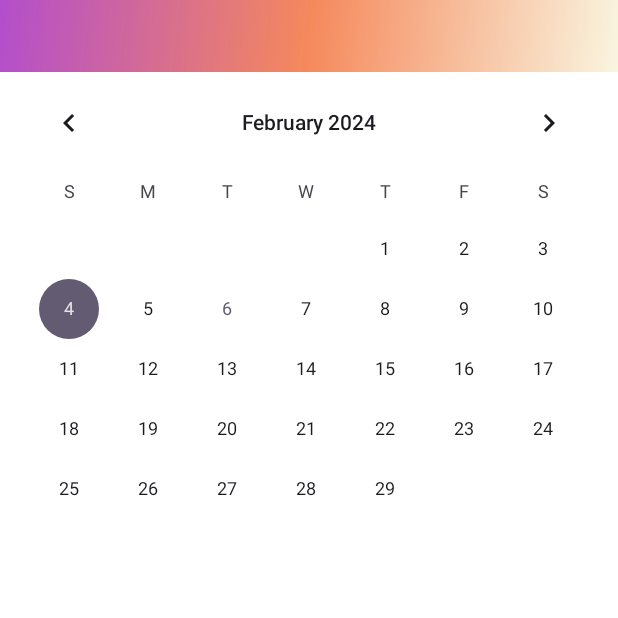
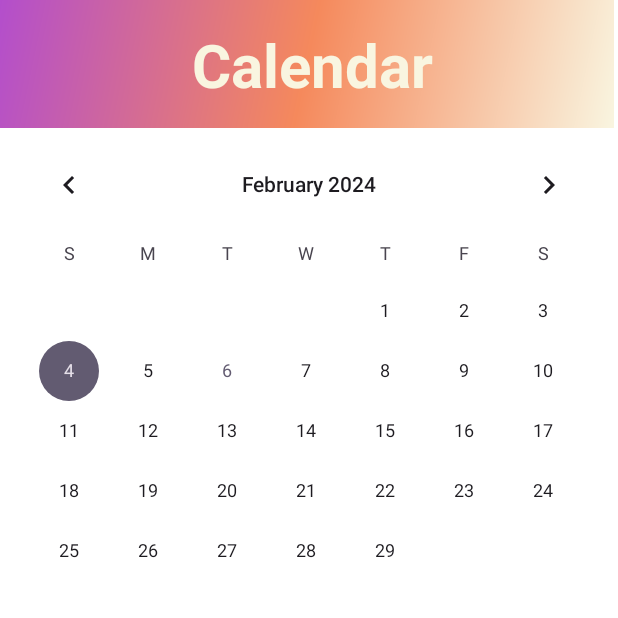
Before and after one commit to rcarver3/College-Scheduler, an Android app built with Jetpack Compose: the CalendarModel screen opened directly, with no data from a screen before it, on a phone screen of 412 x 824 dp, the top half of it. Run offline under Robolectric (Android 15) with nearby library versions, the light colour scheme and no system bars.

Commit message:
Calendar Header

```diff
--- a/app/src/main/res/layout/calendar.xml
+++ b/app/src/main/res/layout/calendar.xml
@@ -1,5 +1,6 @@
 <?xml version="1.0" encoding="utf-8"?>
 <LinearLayout xmlns:android="http://schemas.android.com/apk/res/android"
+    xmlns:app="http://schemas.android.com/apk/res-auto"
     android:layout_width="match_parent"
     android:orientation="vertical"
     android:layout_height="match_parent"
@@ -7,24 +8,55 @@
     tools:context=".CalendarModel"
     >
 
+    <androidx.constraintlayout.widget.ConstraintLayout
+        android:layout_width="match_parent"
+        android:layout_height="match_parent">
+
         <androidx.appcompat.widget.Toolbar
             android:id="@+id/toolbar"
-        android:layout_width="match_parent"
-        android:layout_height="48dp"
+            android:layout_width="409dp"
+            android:layout_height="85dp"
             android:background="@drawable/side_nav_bar"
             android:gravity="bottom"
-        android:popupTheme="@style/Theme.CollegeScheduler.PopupOverlay" />
+            android:popupTheme="@style/Theme.CollegeScheduler.PopupOverlay"
+            app:layout_constraintStart_toStartOf="parent"
+            app:layout_constraintTop_toTopOf="parent" />
 
-
+        <TextView
+            android:id="@+id/textView3"
+            android:layout_width="match_parent"
+            android:layout_height="wrap_content"
+            android:layout_marginStart="128dp"
+            android:text="@string/calendar_title"
+            android:textColor="@color/cream"
+            android:textSize="40dp"
+            android:textStyle="bold"
+            app:layout_anchorGravity="center"
+            app:layout_constraintBottom_toBottomOf="@+id/toolbar"
+            app:layout_constraintStart_toStartOf="@+id/toolbar"
+            app:layout_constraintTop_toTopOf="@+id/toolbar"
+            tools:ignore="SpUsage" />
 
         <CalendarView
             android:id="@+id/calendarView"
             android:layout_width="match_parent"
             android:layout_height="wrap_content"
-        android:theme="@style/Theme.Material3.DayNight"/>
+            android:layout_marginTop="4dp"
+            android:theme="@style/Theme.Material3.DayNight"
+            app:layout_constraintEnd_toEndOf="parent"
+            app:layout_constraintHorizontal_bias="0.0"
+            app:layout_constraintStart_toStartOf="parent"
+            app:layout_constraintTop_toBottomOf="@+id/toolbar" />
 
         <View
             android:id="@+id/customOverlay"
-        android:layout_width="match_parent"
-        android:layout_height="match_parent"/>
+            android:layout_width="410dp"
+            android:layout_height="458dp"
+            app:layout_constraintBottom_toBottomOf="parent"
+            app:layout_constraintEnd_toEndOf="parent"
+            app:layout_constraintStart_toStartOf="parent"
+            app:layout_constraintTop_toBottomOf="@+id/calendarView" />
+    </androidx.constraintlayout.widget.ConstraintLayout>
+
+
 </LinearLayout>
--- a/app/src/main/res/layout/todolistfr.xml
+++ b/app/src/main/res/layout/todolistfr.xml
@@ -49,8 +49,8 @@
 
         <Button
             android:id="@+id/addTaskBtn"
-            android:layout_width="83dp"
-            android:layout_height="56dp"
+            android:layout_width="87dp"
+            android:layout_height="52dp"
             android:layout_marginBottom="2dp"
             android:layout_weight="1"
             android:text="Add"
@@ -59,7 +59,6 @@
             app:layout_constraintHorizontal_bias="0.0"
             app:layout_constraintStart_toEndOf="@+id/edit_text"
             app:layout_constraintTop_toBottomOf="@+id/toolbar"
-            app:layout_constraintVertical_bias="1.0"
             tools:ignore="HardcodedText" />
 
         <TextView
--- a/app/src/main/res/values/strings.xml
+++ b/app/src/main/res/values/strings.xml
@@ -7,6 +7,7 @@
     <string name="nav_header_desc">Navigation header</string>
     <string name="action_settings">Settings</string>
     <string name="to_do_list_title">To Do List</string>
+    <string name="calendar_title">Calendar</string>
 
     <string name="menu_classes">Classes</string>
     <string name="menu_assignments">Assignments</string>
```
Lines whose indentation alone changed are shown as unchanged.
